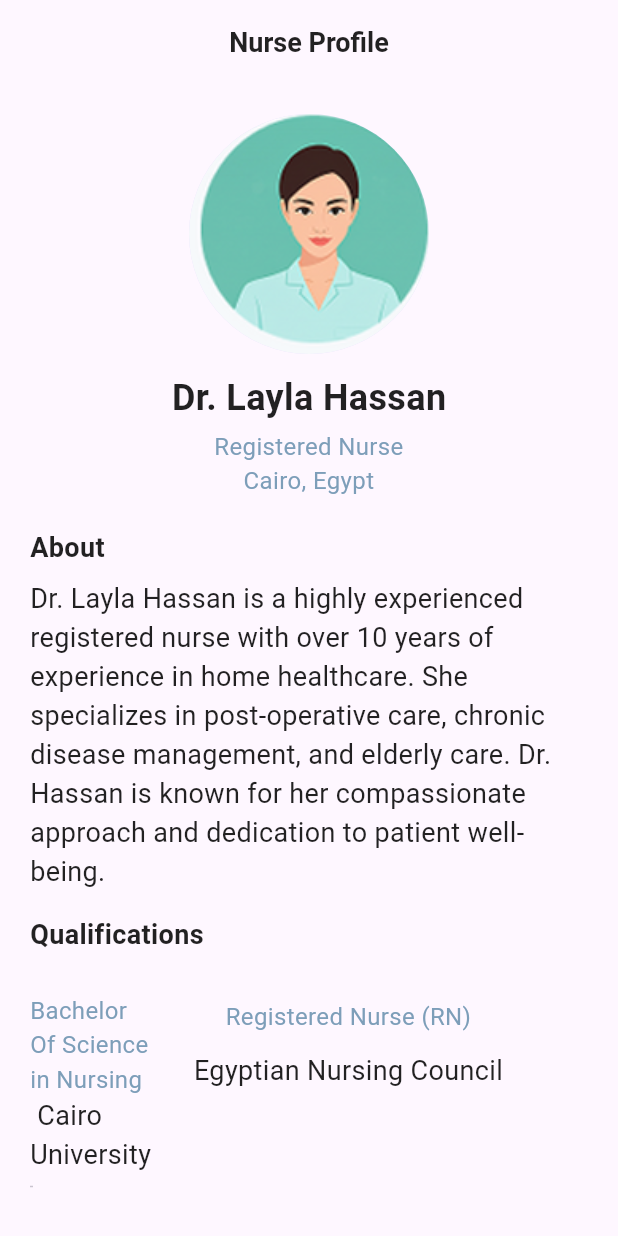
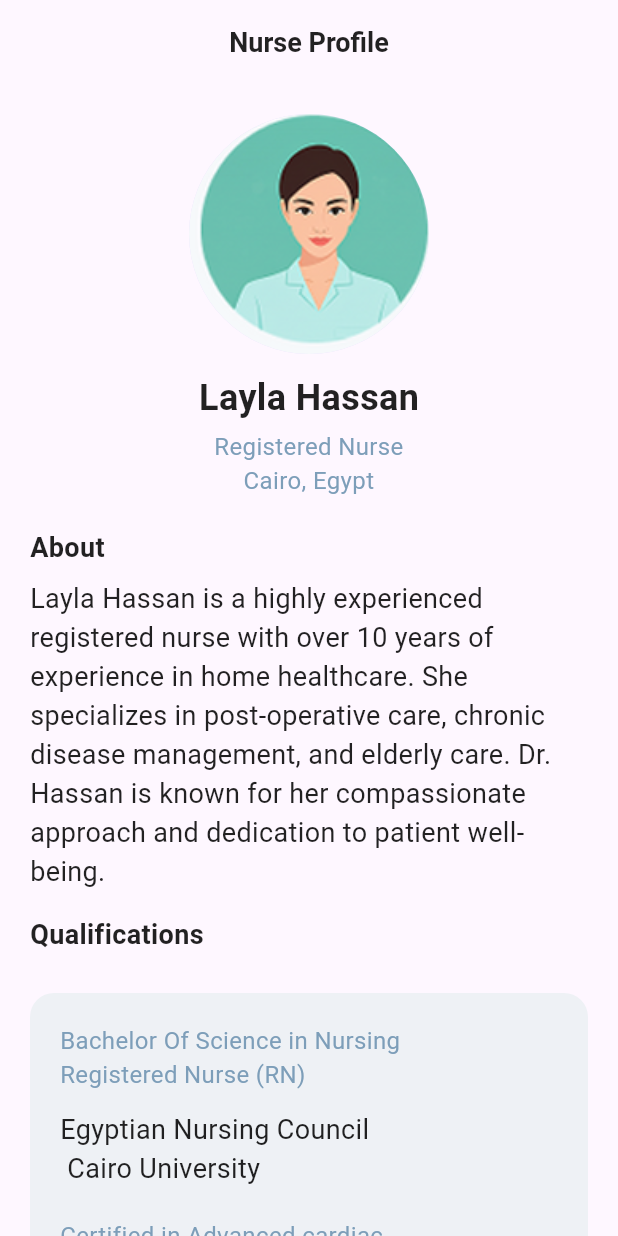
Before and after one commit to haderahma/nursofy_app, a Flutter app: the screen it shows after launch, on a phone screen of 412 x 824 dp. Run offline on Flutter 3.47's test engine with Material 3 defaults, Android fonts, the light colour scheme and no system bars; our stand-ins replace table_calendar.

Commit message:
تعديل في nurseprofile وreviews

```diff
--- a/lib/view/availability.dart
+++ b/lib/view/availability.dart
@@ -35,7 +35,7 @@ class _AvailabilityScreenState extends State<AvailabilityScreen> {
                   Padding(
                     padding: const EdgeInsets.symmetric(horizontal: 8.0),
                     child: TableCalendar(
-                      firstDay: DateTime.utc(2020, 1, 1),
+                      firstDay: DateTime.now(),
                       lastDay: DateTime.utc(2035, 12, 31),
                       focusedDay: _focusedDay,
                       selectedDayPredicate: (d) => isSameDay(d, _selectedDay),
--- a/lib/view/nurseprofile.dart
+++ b/lib/view/nurseprofile.dart
@@ -24,7 +24,7 @@ class NurseProfileScreen extends StatelessWidget {
                 backgroundImage: const AssetImage('assets/images/nurselayla.png'),
               ),
               const SizedBox(height: 12),
-              Text('Dr. Layla Hassan',
+              Text('Layla Hassan',
                   style: h5),
               const SizedBox(height: 4),
               Text('Registered Nurse\nCairo, Egypt',
@@ -38,7 +38,7 @@ class NurseProfileScreen extends StatelessWidget {
                   h8),
           const SizedBox(height: 8),
           Text(
-            'Dr. Layla Hassan is a highly experienced registered nurse with over 10 years of experience in home healthcare. She specializes in post-operative care, chronic disease management, and elderly care. Dr. Hassan is known for her compassionate approach and dedication to patient well-being.',
+            'Layla Hassan is a highly experienced registered nurse with over 10 years of experience in home healthcare. She specializes in post-operative care, chronic disease management, and elderly care. Dr. Hassan is known for her compassionate approach and dedication to patient well-being.',
             style: h6,
           ),
           const SizedBox(height: 16),
@@ -48,22 +48,24 @@ class NurseProfileScreen extends StatelessWidget {
           const SizedBox(height: 26),
 
           //??
-          Row(children: [
-            Text("Bachelor \nOf Science \nin Nursing",style: h9,),
-            SizedBox(width: 26,),
-            Column(
-              children: [
-                Text("Registered Nurse (RN)",style: h9),
-                 SizedBox(height: 12,),
-                Text("Egyptian Nursing Council",style:h6 ,)
-              ],
-            ),
-          ],),
-          Text(" Cairo\nUniversity",style:h6 ,),
-          Divider( endIndent: 370,),
+          Container(padding: EdgeInsets.all(20),
+            decoration: BoxDecoration(color: const Color.fromARGB(255, 238, 241, 245),borderRadius: BorderRadius.circular(16)),
+             child:
+              Column(crossAxisAlignment: CrossAxisAlignment.start,
+                children: [
+                  Text("Bachelor Of Science in Nursing",style: h9,),
+                  Text("Registered Nurse (RN)",style: h9),
+                   SizedBox(height: 12,),
+                  Text("Egyptian Nursing Council",style:h6 ,),
+                    Text(" Cairo University",style:h6 ,),
+
           SizedBox(height: 20,),
-           Text("Certified\nin \nAdvanced \ncardiac",style: h9),
-          const SizedBox(height: 24),
+           Text("Certified in Advanced cardiac",style: h9),
+
+                ],
+              ),
+             ),
+        const SizedBox(height: 24),
           FilledButton(
             onPressed: () => Navigator.push(
               context,
--- a/lib/view/reviews.dart
+++ b/lib/view/reviews.dart
@@ -69,7 +69,7 @@ class ReviewsScreen extends StatelessWidget {
             date: '2 weeks ago',
             rating: 5,
             text:
-                'Dr. Hassan provided exceptional care for my mother after her surgery. She was attentive, professional, and made sure my mother was comfortable and well‑cared for. Highly recommend!',
+                'Layla Hassan provided exceptional care for my mother after her surgery. She was attentive, professional, and made sure my mother was comfortable and well‑cared for. Highly recommend!',
                 i: "assets/images/amira.png",
                 num1: 15,
                 num2: 2,
@@ -81,7 +81,7 @@ class ReviewsScreen extends StatelessWidget {
             date: '1 month ago',
             rating: 4,
             text:
-                'Dr. Layla Hassan is a very competent and caring nurse. She helped manage my father\'s diabetes effectively and provided valuable advice. I appreciate her dedication.',
+                ' Layla Hassan is a very competent and caring nurse. She helped manage my father\'s diabetes effectively and provided valuable advice. I appreciate her dedication.',
                 i: "assets/images/omar.png",
                 num1: 8,
                 num2: 1,
```
